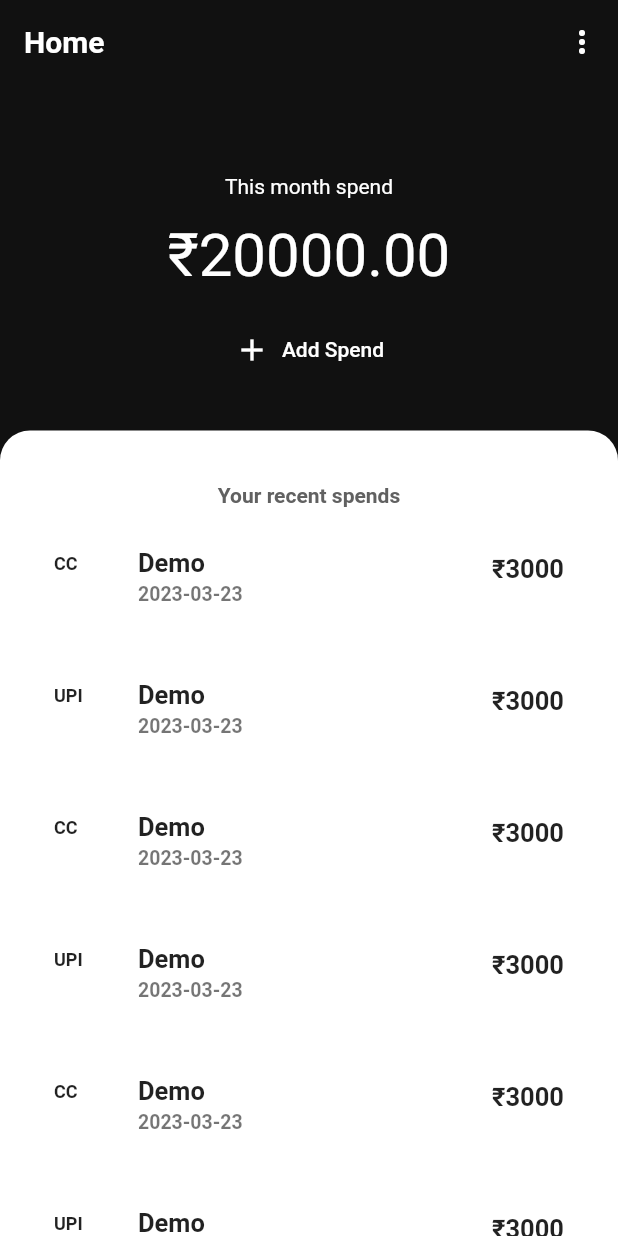
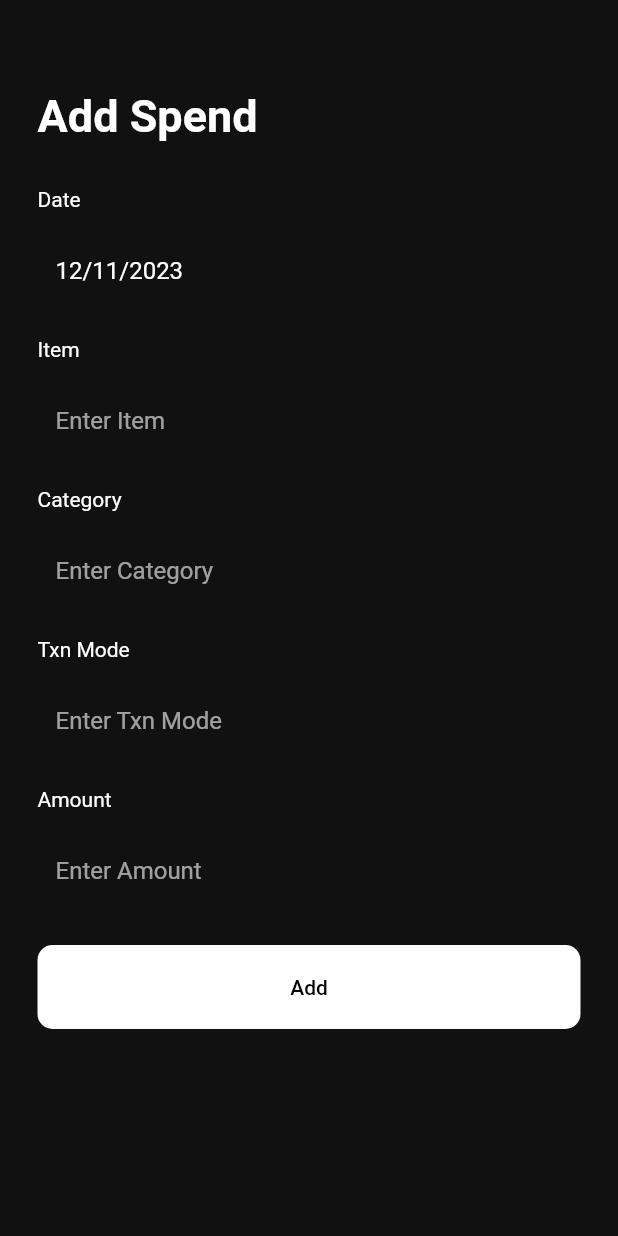
Before and after one commit to vishnuoum/income_track, a Flutter app: the screen it shows after launch, after a tap on "Add Spend", on a phone screen of 412 x 824 dp. Run offline on Flutter 3.47's test engine with Material 2 defaults, Android fonts, the phone set to English and light mode, and no system bars; our stand-ins replace flex_color_scheme.

Commit message:
Added Add Spend page

```diff
--- a/lib/main.dart
+++ b/lib/main.dart
@@ -1,5 +1,6 @@
 import 'package:flex_color_scheme/flex_color_scheme.dart';
 import 'package:flutter/material.dart';
+import 'package:income_track/pages/addSpend.dart';
 import 'package:income_track/pages/home.dart';
 import 'package:income_track/pages/init.dart';
 
@@ -22,6 +23,7 @@ class MyApp extends StatelessWidget {
       debugShowCheckedModeBanner: false,
       routes: {
         "/home" : (context) => Home(args: ModalRoute.of(context)!.settings.arguments as Map),
+        "/addSpend" : (context) => const AddSpend(),
         "/" : (context) => const Init()
       },
       initialRoute: "/",
--- /dev/null
+++ b/lib/pages/addSpend.dart
@@ -0,0 +1,201 @@
+import 'package:flutter/material.dart';
+import 'package:intl/intl.dart';
+
+class AddSpend extends StatefulWidget {
+  const AddSpend({super.key});
+
+  @override
+  State<AddSpend> createState() => _AddSpendState();
+}
+
+class _AddSpendState extends State<AddSpend> {
+
+  final formKey = GlobalKey<FormState>();
+
+  DateTime selectedDate = DateTime.now();
+  List<Map> eItems = [];
+  DateFormat dateFormat = DateFormat("dd/MM/yyyy");
+  TextEditingController date = TextEditingController(text: DateFormat("dd/MM/yyyy").format(DateTime.now())),
+      amount = TextEditingController(text: ""),
+      item = TextEditingController(text: ""),
+      category = TextEditingController(text: "");
+
+  Future<void> selectDate()async{
+    selectedDate = (await showDatePicker(context: context,
+      initialDate: selectedDate,
+      firstDate: DateTime(2022),
+      lastDate: DateTime.now(),))!;
+    setState((){
+      date.text = dateFormat.format(selectedDate);
+    });
+  }
+
+  Future<void> alertDialog(var text) async {
+    return showDialog<void>(
+      context: context,
+      barrierDismissible: false, // user must tap button!
+      builder: (BuildContext context) {
+        return AlertDialog(
+          title: const Text('Alert'),
+          content: SingleChildScrollView(
+            child: ListBody(
+              children: <Widget>[
+                Text(text),
+              ],
+            ),
+          ),
+          actionsAlignment: MainAxisAlignment.end,
+          actions: <Widget>[
+            TextButton(
+              child: const Text('Ok'),
+              onPressed: () {
+                Navigator.of(context).pop();
+              },
+            ),
+          ],
+        );
+      },
+    );
+  }
+
+  showLoading(BuildContext context){
+    AlertDialog alert = const AlertDialog(
+      content: SizedBox(
+        height: 80,
+        child: Column(
+          mainAxisAlignment: MainAxisAlignment.center,
+          children: [
+            SizedBox(height: 50,width: 50,child: CircularProgressIndicator(strokeWidth: 5),),
+            SizedBox(height: 10,),
+            Text("Loading",)
+          ],
+        ),
+      ),
+    );
+
+    showDialog(context: context,builder:(BuildContext context){
+      return WillPopScope(onWillPop: ()async => false,child: alert);
+    });
+  }
+
+  @override
+  Widget build(BuildContext context) {
+    return Scaffold(
+      body: SafeArea(
+        child: GestureDetector(
+          onTap: (){
+            FocusScope.of(context).unfocus();
+          },
+          child: ListView(
+            physics: const BouncingScrollPhysics(),
+            padding: const EdgeInsets.symmetric(vertical: 10,horizontal: 25),
+            children: [
+              const SizedBox(height: 50,),
+              const Text("Add Spend",style: TextStyle(fontWeight: FontWeight.bold,fontSize: 30),),
+              const SizedBox(height: 30,),
+              Form(
+                  key: formKey,
+                  child: Column(
+                    crossAxisAlignment: CrossAxisAlignment.start,
+                    children: [
+                      const Text("Date"),
+                      const SizedBox(height: 10,),
+                      TextFormField(
+                        readOnly: true,
+                        controller: date,
+                        decoration: InputDecoration(
+                            border: OutlineInputBorder(
+                              borderRadius: BorderRadius.circular(10),
+                              borderSide: BorderSide.none,
+                            ),
+                            hintText: "Enter Date"
+                        ),
+                        onTap: ()async{
+                          await selectDate();
+                        },
+                      ),
+                      const SizedBox(height: 15,),
+                      const Text("Item"),
+                      const SizedBox(height: 10,),
+                      TextFormField(
+                        controller: item,
+                        decoration: InputDecoration(
+                            border: OutlineInputBorder(
+                              borderRadius: BorderRadius.circular(10),
+                              borderSide: BorderSide.none,
+                            ),
+                            hintText: "Enter Item"
+                        ),
+                      ),
+                      const SizedBox(height: 15,),
+                      const Text("Category"),
+                      const SizedBox(height: 10,),
+                      TextFormField(
+                        controller: category,
+                        decoration: InputDecoration(
+                            border: OutlineInputBorder(
+                              borderRadius: BorderRadius.circular(10),
+                              borderSide: BorderSide.none,
+                            ),
+                            hintText: "Enter Category"
+                        ),
+                      ),
+                      const SizedBox(height: 15,),
+                      const Text("Txn Mode"),
+                      const SizedBox(height: 10,),
+                      TextFormField(
+                        controller: item,
+                        decoration: InputDecoration(
+                            border: OutlineInputBorder(
+                              borderRadius: BorderRadius.circular(10),
+                              borderSide: BorderSide.none,
+                            ),
+                            hintText: "Enter Txn Mode"
+                        ),
+                      ),
+                      const SizedBox(height: 15,),
+                      const Text("Amount"),
+                      const SizedBox(height: 10,),
+                      TextFormField(
+                        controller: amount,
+                        keyboardType: TextInputType.number,
+                        decoration: InputDecoration(
+                            border: OutlineInputBorder(
+                              borderRadius: BorderRadius.circular(10),
+                              borderSide: BorderSide.none,
+                            ),
+                            hintText: "Enter Amount"
+                        ),
+                      ),
+                      const SizedBox(height: 20,),
+                      SizedBox(
+                        width: double.infinity,
+                        child: TextButton(
+                          onPressed: ()async{
+                            showLoading(context);
+                            Future.delayed(Duration(seconds: 5), (){
+                              Navigator.pop(context);
+                              alertDialog("Added Successfully");
+                            });
+                          },
+                          style: TextButton.styleFrom(
+                            backgroundColor: Colors.white,
+                              foregroundColor: Colors.black,
+                              padding: const EdgeInsets.symmetric(vertical: 20),
+                              shape: RoundedRectangleBorder(
+                                  borderRadius: BorderRadius.circular(10)
+                              )
+                          ),
+                          child: const Text("Add"),
+                        ),
+                      )
+                    ],
+                  )
+              ),
+            ],
+          ),
+        ),
+      ),
+    );
+  }
+}
--- a/lib/pages/home.dart
+++ b/lib/pages/home.dart
@@ -11,23 +11,22 @@ class Home extends StatefulWidget {
 class _HomeState extends State<Home> {
 
   List<Map<String,String>> data = [
-    {"id" : "1", "txnMode" : "UPI", "amount" : "3000", "date" : "2023-03-23", "summary":"Demo"},
-    {"id" : "2", "txnMode" : "CC", "amount" : "3000", "date" : "2023-03-23", "summary":"Demo"},
-    {"id" : "3", "txnMode" : "UPI", "amount" : "3000", "date" : "2023-03-23", "summary":"Demo"},
-    {"id" : "4", "txnMode" : "CC", "amount" : "3000", "date" : "2023-03-23", "summary":"Demo"},
-    {"id" : "1", "txnMode" : "UPI", "amount" : "3000", "date" : "2023-03-23", "summary":"Demo"},
-    {"id" : "2", "txnMode" : "CC", "amount" : "3000", "date" : "2023-03-23", "summary":"Demo"},
-    {"id" : "3", "txnMode" : "UPI", "amount" : "3000", "date" : "2023-03-23", "summary":"Demo"},
-    {"id" : "4", "txnMode" : "CC", "amount" : "3000", "date" : "2023-03-23", "summary":"Demo"},
-    {"id" : "1", "txnMode" : "UPI", "amount" : "3000", "date" : "2023-03-23", "summary":"Demo"},
-    {"id" : "2", "txnMode" : "CC", "amount" : "3000", "date" : "2023-03-23", "summary":"Demo"},
-    {"id" : "3", "txnMode" : "UPI", "amount" : "3000", "date" : "2023-03-23", "summary":"Demo"},
-    {"id" : "4", "txnMode" : "CC", "amount" : "3000", "date" : "2023-03-23", "summary":"Demo"},
+    {"id" : "1", "txnMode" : "UPI", "amount" : "3000", "date" : "2023-03-23", "item":"Demo", "category":"Groceries"},
+    {"id" : "2", "txnMode" : "CC", "amount" : "3000", "date" : "2023-03-23", "item":"Demo", "category":"Groceries"},
+    {"id" : "3", "txnMode" : "UPI", "amount" : "3000", "date" : "2023-03-23", "item":"Demo", "category":"Groceries"},
+    {"id" : "4", "txnMode" : "CC", "amount" : "3000", "date" : "2023-03-23", "item":"Demo", "category":"Groceries"},
+    {"id" : "1", "txnMode" : "UPI", "amount" : "3000", "date" : "2023-03-23", "item":"Demo", "category":"Groceries"},
+    {"id" : "2", "txnMode" : "CC", "amount" : "3000", "date" : "2023-03-23", "item":"Demo", "category":"Groceries"},
+    {"id" : "3", "txnMode" : "UPI", "amount" : "3000", "date" : "2023-03-23", "item":"Demo", "category":"Groceries"},
+    {"id" : "4", "txnMode" : "CC", "amount" : "3000", "date" : "2023-03-23", "item":"Demo", "category":"Groceries"},
+    {"id" : "1", "txnMode" : "UPI", "amount" : "3000", "date" : "2023-03-23", "item":"Demo", "category":"Groceries"},
+    {"id" : "2", "txnMode" : "CC", "amount" : "3000", "date" : "2023-03-23", "item":"Demo", "category":"Groceries"},
+    {"id" : "3", "txnMode" : "UPI", "amount" : "3000", "date" : "2023-03-23", "item":"Demo", "category":"Groceries"},
+    {"id" : "4", "txnMode" : "CC", "amount" : "3000", "date" : "2023-03-23", "item":"Demo", "category":"Groceries"},
   ];
 
   @override
   void initState() {
-    print(data);
     super.initState();
   }
 
@@ -54,7 +53,9 @@ class _HomeState extends State<Home> {
                   const SizedBox(height: 15,),
                   const Text("₹20000.00",style: TextStyle(fontSize: 40),),
                   const SizedBox(height: 15,),
-                  TextButton.icon(onPressed: (){}, icon: const Icon(Icons.add), label: const Text("Add Spend")),
+                  TextButton.icon(onPressed: ()async{
+                    await Navigator.pushNamed(context, "/addSpend");
+                  }, icon: const Icon(Icons.add), label: const Text("Add Spend")),
                 ],
               ),
             ),
@@ -74,15 +75,15 @@ class _HomeState extends State<Home> {
                     children: [
                       Expanded(
                         child: ListView.builder(
-                          physics: BouncingScrollPhysics(),
-                          padding: EdgeInsets.all(20),
+                          physics: const BouncingScrollPhysics(),
+                          padding: const EdgeInsets.all(20),
                           itemCount: data.length,
                           itemBuilder: (context, index) {
                             if(index == 0) {
                               index--;
                               return Center(
                                 child: Padding(
-                                  padding: EdgeInsets.symmetric(vertical: 15),
+                                  padding: const EdgeInsets.only(bottom: 25, top: 15),
                                   child: Text("Your recent spends", style: TextStyle(color: Colors.grey[700],fontWeight: FontWeight.bold),),
                                 )
                               );
@@ -90,11 +91,11 @@ class _HomeState extends State<Home> {
                             return ListTile(
                               leading: Text(
                                 data[index]["txnMode"]!,
-                                style: TextStyle(fontWeight: FontWeight.bold,fontSize: 12),
+                                style: const TextStyle(fontWeight: FontWeight.bold,fontSize: 12),
                               ),
-                              title: Text(data[index]["summary"]!, style: TextStyle(fontSize: 17,fontWeight: FontWeight.bold),),
-                              subtitle: Text(data[index]["date"]!, style: TextStyle(fontSize: 13,fontWeight: FontWeight.bold),),
-                              trailing: Text("₹${data[index]["amount"]!}", style: TextStyle(fontSize: 17,fontWeight: FontWeight.bold),),
+                              title: Text(data[index]["item"]!, style: const TextStyle(fontSize: 17,fontWeight: FontWeight.bold),),
+                              subtitle: Text(data[index]["date"]!, style: const TextStyle(fontSize: 13,fontWeight: FontWeight.bold),),
+                              trailing: Text("₹${data[index]["amount"]!}", style: const TextStyle(fontSize: 17,fontWeight: FontWeight.bold),),
                               isThreeLine: true,
                               onTap: (){},
                             );
--- a/pubspec.yaml
+++ b/pubspec.yaml
@@ -31,6 +31,7 @@ dependencies:
   flutter:
     sdk: flutter
   flex_color_scheme: ^7.3.1
+  intl: ^0.18.1
 
 
   # The following adds the Cupertino Icons font to your application.
```
Also changed, not shown: pubspec.lock.
